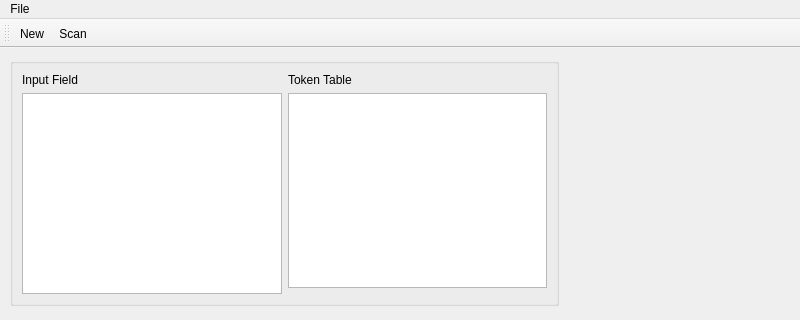
ZiadAlMoqamar/TINY-Compiler, file mainwindow.ui: the form before one commit; both pictures show x 0 to 800 and y 0 to 320 of the 800 by 600 pixel window.
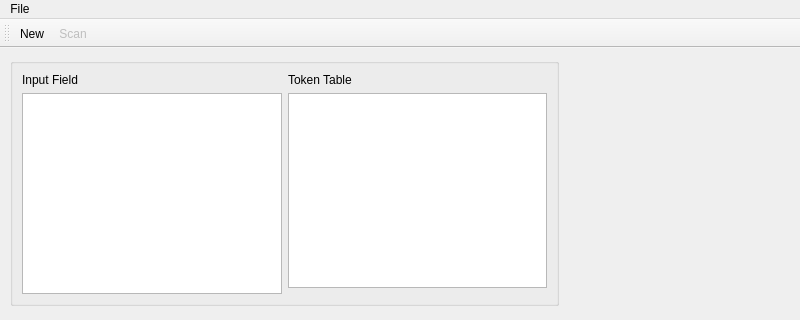
The form after the commit.

Commit message: adding buttons enabling and disabling

What changed in the file:
```diff
--- a/mainwindow.ui
+++ b/mainwindow.ui
@@ -118,6 +118,9 @@
    </property>
   </action>
   <action name="actionScan">
+   <property name="enabled">
+    <bool>false</bool>
+   </property>
    <property name="text">
     <string>Scan</string>
    </property>
```
Left out of the diff: 3 changed lines with no effect on the pictures. The commit also changes 3 other files.
